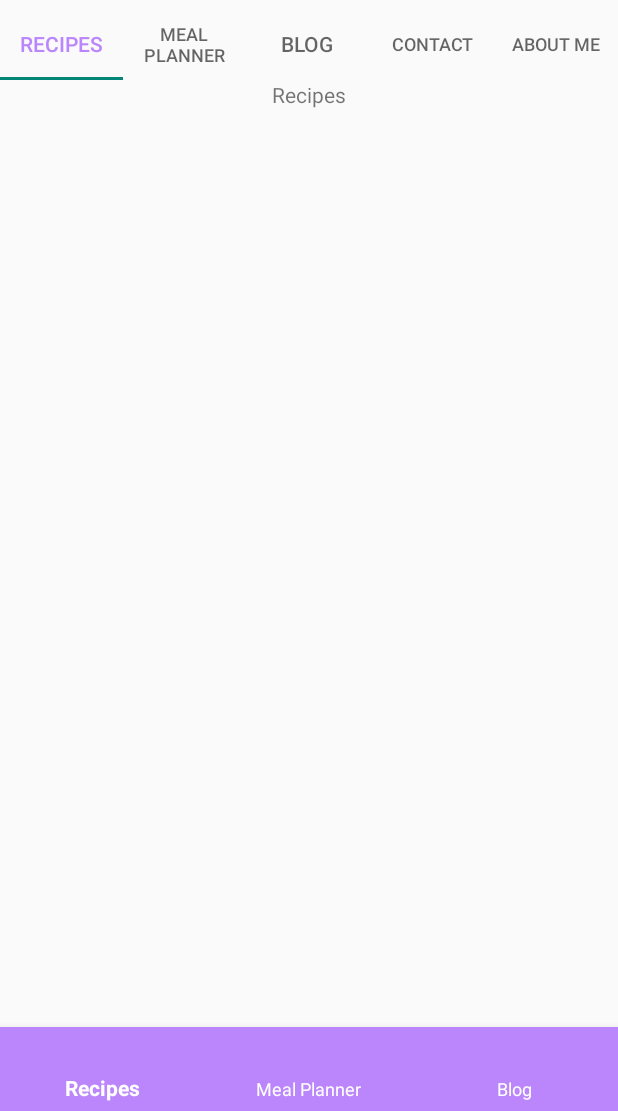
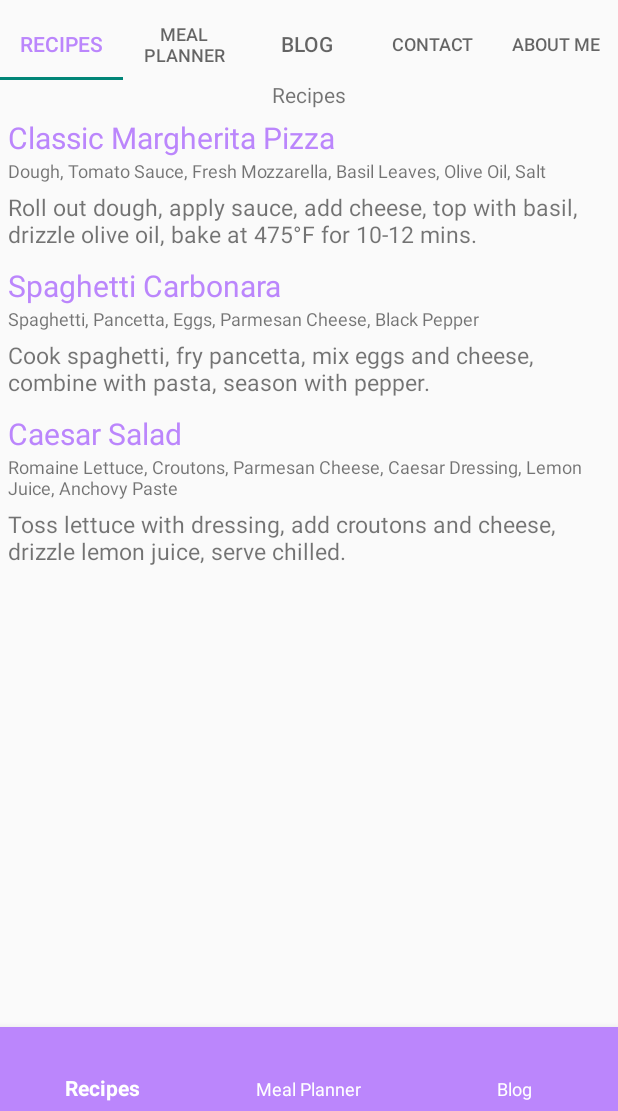
Before and after one commit to byam/food-app, an Android app built with Jetpack Compose: the screen it shows after launch (MainActivity), on a phone screen of 412 x 824 dp, the part 125-1236 px from its top. Run offline under Robolectric (Android 15) with nearby library versions, the phone set to English and light mode, and no system bars.

Commit message:
Recycler view for recipes

```diff
--- /dev/null
+++ b/app/src/main/java/com/example/foodapp/adapter/RecipeAdapter.kt
@@ -0,0 +1,28 @@
+package com.example.foodapp.adapter
+
+import android.view.LayoutInflater
+import android.view.ViewGroup
+import androidx.recyclerview.widget.RecyclerView
+import com.example.foodapp.data.Recipe
+import com.example.foodapp.databinding.ItemRecipeBinding
+
+class RecipeAdapter(private var recipes: ArrayList<Recipe>): RecyclerView.Adapter<RecipeAdapter.RecipeViewHolder>() {
+    class RecipeViewHolder(val binding: ItemRecipeBinding) : RecyclerView.ViewHolder(binding.root)
+
+    override fun onCreateViewHolder(
+        parent: ViewGroup,
+        viewType: Int
+    ): RecipeViewHolder {
+        val binding = ItemRecipeBinding.inflate(LayoutInflater.from(parent.context), parent, false)
+        return RecipeViewHolder(binding)
+    }
+
+    override fun onBindViewHolder(holder: RecipeViewHolder, position: Int) {
+        val recipe = recipes[position]
+        holder.binding.recipeTitle.text = recipe.name
+        holder.binding.recipeIngredients.text = recipe.ingredients
+        holder.binding.recipeInstructions.text = recipe.instructions
+    }
+
+    override fun getItemCount(): Int = recipes.size
+}
--- /dev/null
+++ b/app/src/main/java/com/example/foodapp/data/Recipe.kt
@@ -0,0 +1,8 @@
+package com.example.foodapp.data
+
+data class Recipe(
+    val id: Int,
+    val name: String,
+    val ingredients: String,
+    val instructions: String
+)
--- a/app/src/main/java/com/example/foodapp/fragment/RecipesFragment.kt
+++ b/app/src/main/java/com/example/foodapp/fragment/RecipesFragment.kt
@@ -5,10 +5,14 @@ import android.view.LayoutInflater
 import android.view.View
 import android.view.ViewGroup
 import androidx.fragment.app.Fragment
+import androidx.recyclerview.widget.LinearLayoutManager
+import com.example.foodapp.adapter.RecipeAdapter
+import com.example.foodapp.data.Recipe
 import com.example.foodapp.databinding.FragmentRecipesBinding
 
 class RecipesFragment: Fragment() {
     private lateinit var binding: FragmentRecipesBinding
+    private lateinit var recipes: ArrayList<Recipe>
     override fun onCreateView(
         inflater: LayoutInflater,
         container: ViewGroup?,
@@ -17,4 +21,35 @@ class RecipesFragment: Fragment() {
         binding = FragmentRecipesBinding.inflate(inflater, container, false)
         return binding.root
     }
+
+    override fun onViewCreated(view: View, savedInstanceState: Bundle?) {
+        super.onViewCreated(view, savedInstanceState)
+
+        // Static recipes
+        recipes = arrayListOf(
+            Recipe(
+                id = 1,
+                name = "Classic Margherita Pizza",
+                ingredients = "Dough, Tomato Sauce, Fresh Mozzarella, Basil Leaves, Olive Oil, Salt",
+                instructions = "Roll out dough, apply sauce, add cheese, top with basil, drizzle olive oil, bake at 475°F for 10-12 mins."
+            ),
+            Recipe(
+                id = 2,
+                name = "Spaghetti Carbonara",
+                ingredients = "Spaghetti, Pancetta, Eggs, Parmesan Cheese, Black Pepper",
+                instructions = "Cook spaghetti, fry pancetta, mix eggs and cheese, combine with pasta, season with pepper."
+            ),
+            Recipe(
+                id = 3,
+                name = "Caesar Salad",
+                ingredients = "Romaine Lettuce, Croutons, Parmesan Cheese, Caesar Dressing, Lemon Juice, Anchovy Paste",
+                instructions = "Toss lettuce with dressing, add croutons and cheese, drizzle lemon juice, serve chilled."
+            )
+        )
+
+        // Set recycler view adapter
+        val recipeAdapter = RecipeAdapter(recipes)
+        binding.recViewRecipes.adapter = recipeAdapter
+        binding.recViewRecipes.layoutManager = LinearLayoutManager(view.context)
+    }
 }
--- a/app/src/main/res/layout/fragment_recipes.xml
+++ b/app/src/main/res/layout/fragment_recipes.xml
@@ -11,4 +11,13 @@
         android:text="@string/recipes"
     />
 
+    <androidx.recyclerview.widget.RecyclerView
+        android:id="@+id/rec_view_recipes"
+        android:layout_marginStart="5sp"
+        android:layout_marginTop="5sp"
+        android:layout_marginBottom="5sp"
+        android:layout_marginEnd="5sp"
+        android:layout_width="match_parent"
+        android:layout_height="match_parent"/>
+
 </LinearLayout>
--- /dev/null
+++ b/app/src/main/res/layout/item_recipe.xml
@@ -0,0 +1,33 @@
+<?xml version="1.0" encoding="utf-8"?>
+<LinearLayout xmlns:android="http://schemas.android.com/apk/res/android"
+    android:orientation="vertical"
+    android:layout_width="match_parent"
+    android:layout_height="wrap_content">
+
+    <!--  TODO: image  -->
+
+    <TextView
+        android:id="@+id/recipe_title"
+        android:layout_width="match_parent"
+        android:layout_height="wrap_content"
+        android:textSize="20sp"
+        android:textColor="@color/purple_200"
+        android:text="@string/default_recipe_name" />
+
+    <TextView
+        android:id="@+id/recipe_ingredients"
+        android:layout_width="match_parent"
+        android:layout_height="wrap_content"
+        android:text="@string/default_ingredients"
+        android:textSize="12sp"
+        android:layout_marginBottom="5dp"/>
+
+    <TextView
+        android:id="@+id/recipe_instructions"
+        android:layout_width="match_parent"
+        android:layout_height="wrap_content"
+        android:textSize="15sp"
+        android:text="@string/default_instructions"
+        android:layout_marginBottom="10dp"/>
+
+</LinearLayout>
--- a/app/src/main/res/values/strings.xml
+++ b/app/src/main/res/values/strings.xml
@@ -6,4 +6,7 @@
     <string name="contact">Contact</string>
     <string name="blog">Blog</string>
     <string name="about_me">About Me</string>
+    <string name="default_recipe_name">Default Recipe Name</string>
+    <string name="default_ingredients">Default ingredients</string>
+    <string name="default_instructions">Default instructions</string>
 </resources>
```
